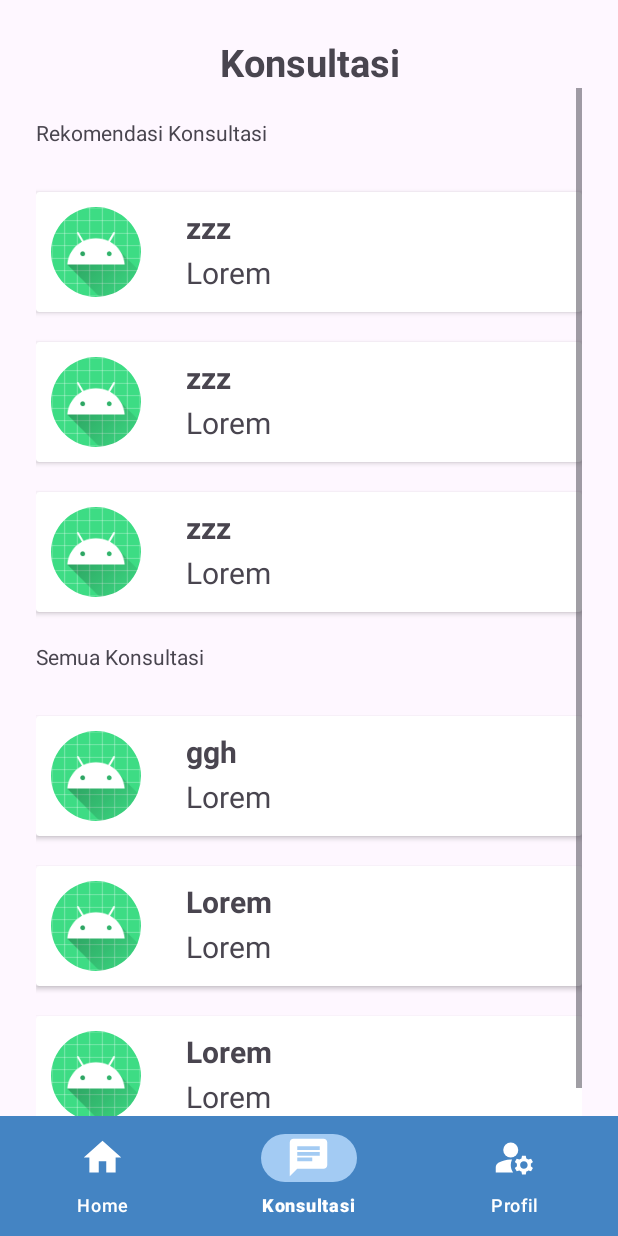
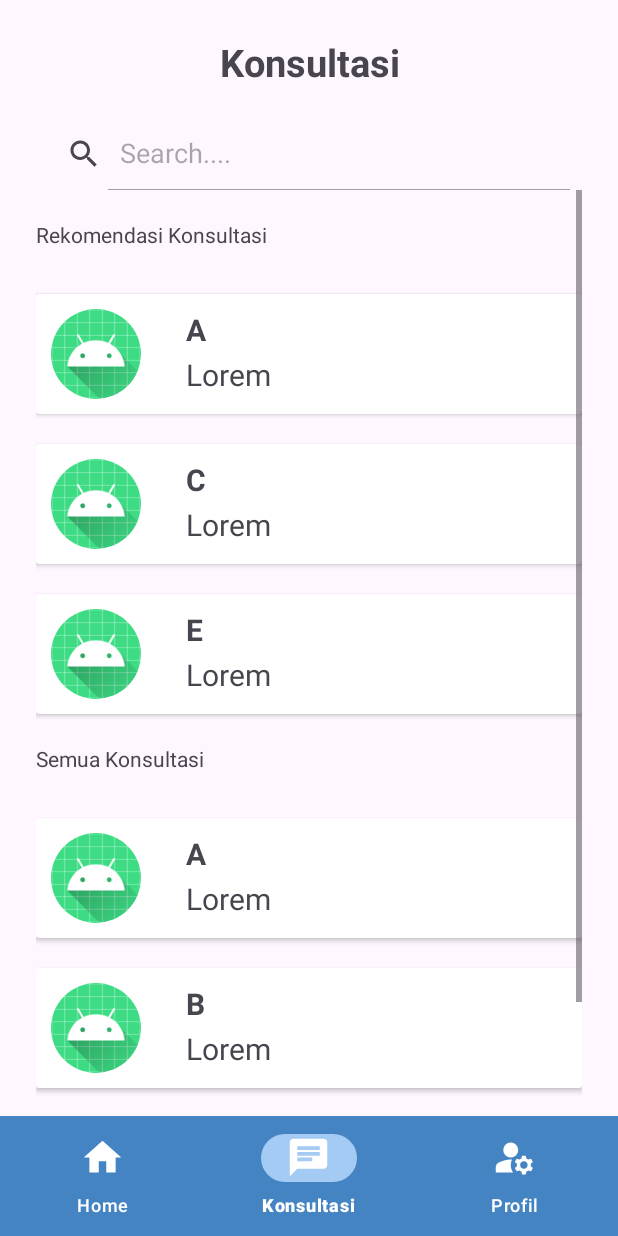
Before and after one commit to dimasnoufal/TeChar, an Android app: the screen it shows after launch (MainActivity), item 2 of the bottom bar chosen, on a phone screen of 412 x 824 dp. Run offline under Robolectric (Android 15) with nearby library versions, the phone set to English and light mode, and no system bars; libraries missing offline, so code that uses them is left out: com.denzcoskun.imageslider; 6 statements that could not run were skipped.

Commit message:
first commit

```diff
--- a/app/src/main/java/com/unity/techar/fragment/KonsultasiFragment.kt
+++ b/app/src/main/java/com/unity/techar/fragment/KonsultasiFragment.kt
@@ -62,9 +62,9 @@ class KonsultasiFragment : Fragment() {
             R.mipmap.ic_launcher)
 
         namaList = arrayOf(
-            "zzz",
-            "zzz",
-            "zzz")
+            "A",
+            "C",
+            "E")
 
         bidangList = arrayOf(
             "Lorem",
@@ -84,7 +84,6 @@ class KonsultasiFragment : Fragment() {
             getString(R.string.link))
         recyclerView = view.findViewById(R.id.rvRKonsul)
         searchView = view.findViewById(R.id.search)
-        searchView.visibility = View.GONE //Search GONE
         txtPencarian = view.findViewById(R.id.pencarian)
         txtRekomendasi = view.findViewById(R.id.rekomendasi)
         txtSemua = view.findViewById(R.id.semua)
@@ -93,6 +92,7 @@ class KonsultasiFragment : Fragment() {
         konsultasiList = arrayListOf<KonsultasiClass>()
         searchList = arrayListOf<KonsultasiClass>()
         getData()
+//        klik rekomendasi
         myAdapter = KonsultasiAdapter(konsultasiList)
         recyclerView.adapter = myAdapter
 
@@ -103,6 +103,7 @@ class KonsultasiFragment : Fragment() {
         }
 
 
+//        mencari
         searchView.clearFocus()
         searchView.setOnQueryTextListener(object : SearchView.OnQueryTextListener{
             override fun onQueryTextSubmit(query: String?): Boolean {
@@ -155,12 +156,12 @@ class KonsultasiFragment : Fragment() {
             R.mipmap.ic_launcher)
 
         namaListS = arrayOf(
-            "ggh",
-            "Lorem",
-            "Lorem",
-            "Lorem",
-            "Lorem",
-            "Lorem")
+            "A",
+            "B",
+            "C",
+            "D",
+            "E",
+            "F")
 
         bidangListS = arrayOf(
             "Lorem",
@@ -195,7 +196,8 @@ class KonsultasiFragment : Fragment() {
         recyclerViewS.setHasFixedSize(true)
         konsultasiListS = arrayListOf<KonsultasiClass>()
         getDataS()
-        myAdapter = KonsultasiAdapter(konsultasiListS)
+//        Klik Semua
+        myAdapter = KonsultasiAdapter(searchList)
         recyclerViewS.adapter = myAdapter
 
         myAdapter.onItemClick = {
```
